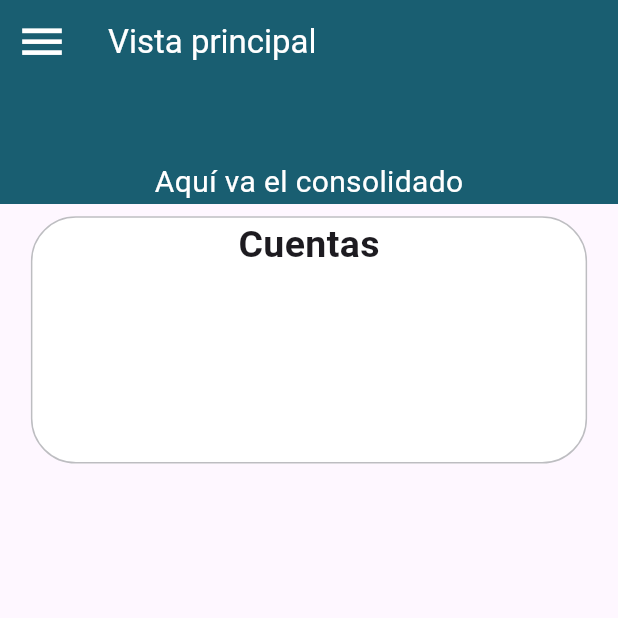
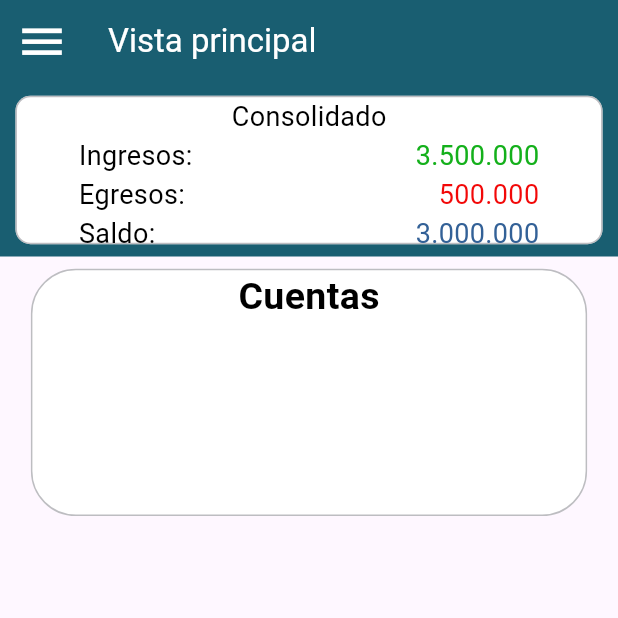
Before and after one commit to softdimo/wapig, a Flutter app: the MyHomePage screen opened directly, on a phone screen of 412 x 824 dp, the top half of it. Run offline on Flutter 3.47's test engine with Material 3 defaults, Android fonts, the phone set to English and light mode, and no system bars; Roboto replaces fonts that are missing (Sansita).

Commit message:
Rama origen: desarrollo
Rama actual de trabajo: req-20240124-07

Archivos modificados:

Resumen del commit: Se crea el contenedor que va a regresar la información del consolidado. Por el momento los datos son estaticos. Se hizo desde una clase independiente la cual es llamada desde el home.
Se modificó la clase titlename para poder cambiar los colores y los tipos de letra.

```diff
--- a/lib/presentation/screens/home_screen.dart
+++ b/lib/presentation/screens/home_screen.dart
@@ -1,6 +1,7 @@
 import 'package:flutter/material.dart';
 import 'package:wapig/presentation/screens/cuentas_screen.dart';
 import 'package:wapig/presentation/widgets/title_text/title_name.dart';
+import 'package:wapig/services/consolidated/consolidated_service.dart';
 import 'side_menu.dart';
 
 class MyHomePage extends StatefulWidget {
@@ -26,10 +27,7 @@ class _MyHomePageState extends State<MyHomePage> {
           size: 35,
         ),
         bottom: const PreferredSize(
-          preferredSize: Size.fromHeight(80),
-          child: Text('Aquí va el consolidado',
-              style: TextStyle(color: Colors.white, fontSize: 20)),
-        ),
+            preferredSize: Size.fromHeight(115), child: ConsolidatedService()),
       ),
       drawer: const SideMenu(),
       body: Container(
@@ -57,8 +55,7 @@ class _MyHomePageState extends State<MyHomePage> {
                         MaterialPageRoute(
                             builder: (context) => const CuentasScreen()),
                       );
-                  }
-                ),
+                    }),
               ],
             ),
           ),
--- a/lib/presentation/widgets/title_text/title_name.dart
+++ b/lib/presentation/widgets/title_text/title_name.dart
@@ -9,9 +9,12 @@ class TitleName extends StatelessWidget {
   final double paddingBottom;
   final VoidCallback? onPressed;
   final bool isUnderLined;
+  final FontWeight typeText;
+  final bool isSansita;
+  final Color colorText;
 
-  const TitleName({
-    super.key,
+  const TitleName(
+      {super.key,
       this.welcomeText = 'Bienvenido',
       this.fontSize = 22,
       this.paddingLeft = 0,
@@ -19,8 +22,10 @@ class TitleName extends StatelessWidget {
       this.paddingTop = 30,
       this.paddingBottom = 30,
       this.onPressed,
-    this.isUnderLined = false
-  });
+      this.typeText = FontWeight.bold,
+      this.isSansita = true,
+      this.isUnderLined = false,
+      this.colorText = Colors.black});
 
   @override
   Widget build(BuildContext context) {
@@ -28,19 +33,17 @@ class TitleName extends StatelessWidget {
       onTap: onPressed,
       child: Container(
         padding: EdgeInsets.fromLTRB(
-          paddingLeft,
-          paddingTop,
-          paddingRight,
-          paddingBottom
-        ),
+            paddingLeft, paddingTop, paddingRight, paddingBottom),
         child: Text(
           welcomeText,
           style: TextStyle(
-              fontFamily: 'Sansita',
+              color: colorText,
+              fontFamily: isSansita ? 'Sansita' : '',
               fontSize: fontSize,
-              fontWeight: FontWeight.bold,
-              decoration: isUnderLined ? TextDecoration.underline : TextDecoration.none
-            ),
+              fontWeight: typeText,
+              decoration: isUnderLined
+                  ? TextDecoration.underline
+                  : TextDecoration.none),
         ),
       ),
     );
--- /dev/null
+++ b/lib/services/consolidated/consolidated_service.dart
@@ -0,0 +1,131 @@
+import 'package:flutter/material.dart';
+import 'package:wapig/presentation/widgets/title_text/title_name.dart';
+
+class ConsolidatedService extends StatelessWidget {
+  const ConsolidatedService({super.key});
+
+  @override
+  Widget build(BuildContext context) {
+    final size = MediaQuery.of(context).size;
+
+    /********
+     * Esta clase se va a encargar de recuperar la información de cada uno de los modelos
+     * para posteriormente enviarselo a la vista del home.
+     * por el momento se representan los valores de forma estatica.
+     * Cada uno de los valores deben venir de un controlador o servicio independiente.
+     */
+    return Container(
+      padding:
+          EdgeInsets.only(top: size.height * 0.01, bottom: size.height * 0.01),
+      child: Align(
+        alignment: Alignment.topCenter,
+        child: Container(
+          decoration: BoxDecoration(
+              borderRadius: BorderRadius.circular(10),
+              color: Colors.white,
+              border:
+                  Border.all(color: const Color.fromARGB(204, 173, 173, 178))),
+          height: size.height * 0.12,
+          width: size.width * 0.95,
+          child: Column(
+            //mainAxisAlignment: MainAxisAlignment.center,
+            children: [
+              TitleName(
+                  welcomeText: 'Consolidado',
+                  fontSize: 18,
+                  paddingTop: 0,
+                  paddingBottom: 0,
+                  typeText: FontWeight.normal,
+                  isSansita: false,
+                  onPressed: () {}),
+              Row(
+                mainAxisAlignment: MainAxisAlignment.spaceBetween,
+                children: [
+                  Container(
+                    padding: EdgeInsets.only(left: size.width * 0.1),
+                    child: TitleName(
+                        welcomeText: 'Ingresos:',
+                        fontSize: 18,
+                        paddingTop: 0,
+                        paddingBottom: 0,
+                        typeText: FontWeight.normal,
+                        isSansita: false,
+                        onPressed: () {}),
+                  ),
+                  Container(
+                    padding: EdgeInsets.only(right: size.width * 0.1),
+                    child: TitleName(
+                        welcomeText: '3.500.000',
+                        colorText: const Color.fromRGBO(20, 176, 27, 1),
+                        fontSize: 18,
+                        paddingTop: 0,
+                        paddingBottom: 0,
+                        typeText: FontWeight.normal,
+                        isSansita: false,
+                        onPressed: () {}),
+                  ),
+                ],
+              ),
+              Row(
+                mainAxisAlignment: MainAxisAlignment.spaceBetween,
+                children: [
+                  Container(
+                    padding: EdgeInsets.only(left: size.width * 0.1),
+                    child: TitleName(
+                        welcomeText: 'Egresos:',
+                        fontSize: 18,
+                        paddingTop: 0,
+                        paddingBottom: 0,
+                        typeText: FontWeight.normal,
+                        isSansita: false,
+                        onPressed: () {}),
+                  ),
+                  Container(
+                    padding: EdgeInsets.only(right: size.width * 0.1),
+                    child: TitleName(
+                        welcomeText: '500.000',
+                        colorText: const Color.fromRGBO(242, 8, 8, 1),
+                        fontSize: 18,
+                        paddingTop: 0,
+                        paddingBottom: 0,
+                        typeText: FontWeight.normal,
+                        isSansita: false,
+                        onPressed: () {}),
+                  ),
+                ],
+              ),
+              Row(
+                mainAxisAlignment: MainAxisAlignment.spaceBetween,
+                children: [
+                  Container(
+                    padding: EdgeInsets.only(left: size.width * 0.1),
+                    child: TitleName(
+                        welcomeText: 'Saldo:',
+                        fontSize: 18,
+                        paddingTop: 0,
+                        paddingBottom: 0,
+                        typeText: FontWeight.normal,
+                        isSansita: false,
+                        onPressed: () {}),
+                  ),
+                  Container(
+                    padding: EdgeInsets.only(right: size.width * 0.1),
+                    child: TitleName(
+                        welcomeText: '3.000.000',
+                        colorText: const Color.fromRGBO(51, 97, 151, 1),
+                        fontSize: 18,
+                        paddingTop: 0,
+                        paddingBottom: 0,
+                        typeText: FontWeight.normal,
+                        isSansita: false,
+                        onPressed: () {}),
+                  ),
+                ],
+              ),
+            ],
+          ),
+        ),
+      ),
+    );
+  }
+}
```
Lines whose indentation alone changed are shown as unchanged.
